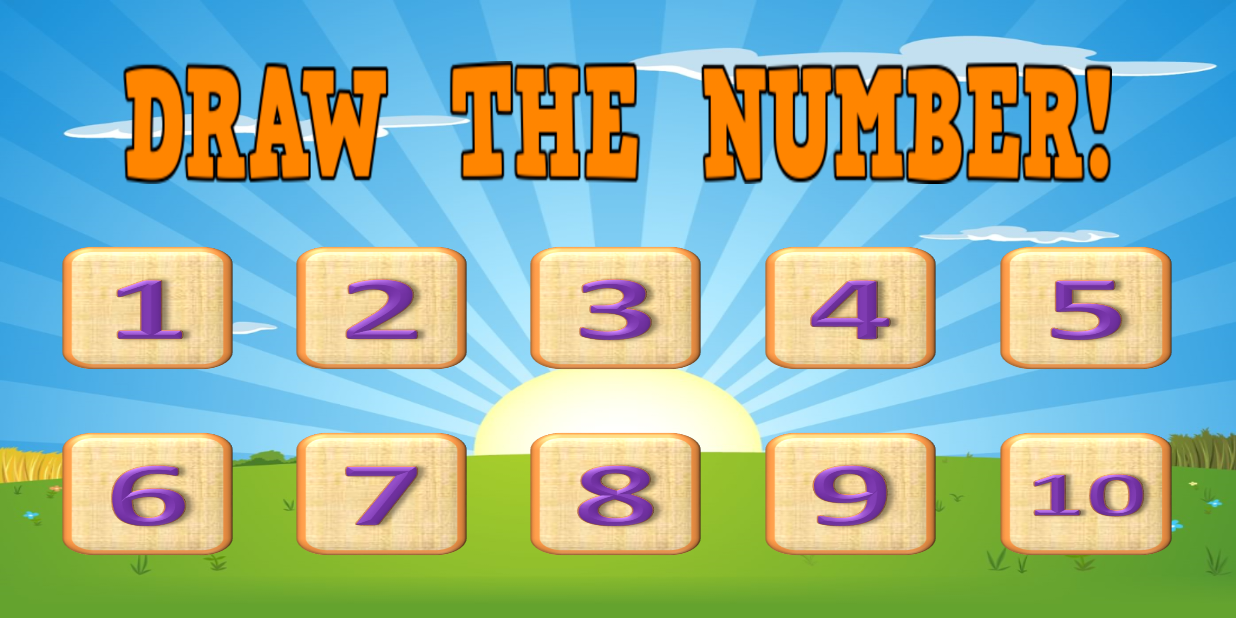
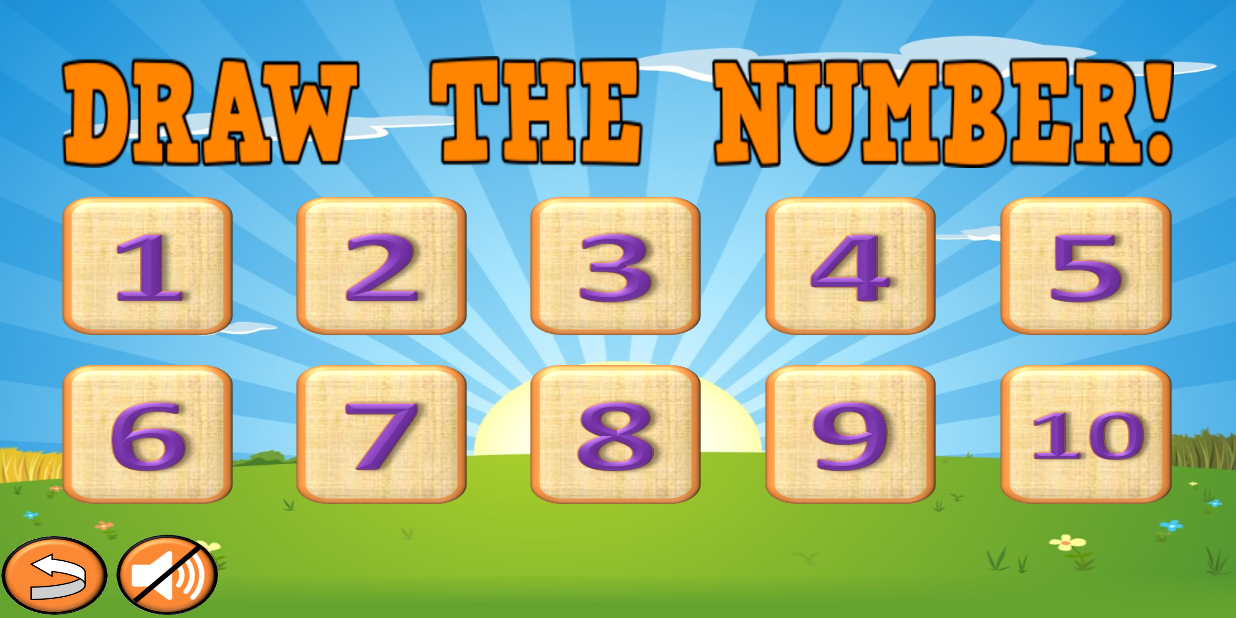
Before and after one commit to TalZahavi/DrawGame, an Android app: the screen it shows after launch (MainActivity), on a phone screen of 824 x 412 dp (held sideways). Run offline under Robolectric (Android 15) with nearby library versions, the phone set to English and light mode, and no system bars; libraries missing offline, so code that uses them is left out: com.googlecode.tesseract; 4 statements that could not run were skipped.

Commit message:
Add music and return buttons from Main

```diff
--- a/app/src/main/java/com/anyonecan/tal/drawgame/MainActivity.java
+++ b/app/src/main/java/com/anyonecan/tal/drawgame/MainActivity.java
@@ -9,7 +9,7 @@ import android.view.View;
 import android.widget.Button;
 
 
-public class MainActivity extends ImmersiveActivity {
+public class MainActivity extends ImmersiveActivity implements View.OnClickListener {
 
     Button card1;
     Button card2;
@@ -21,6 +21,9 @@ public class MainActivity extends ImmersiveActivity {
     Button card8;
     Button card9;
     Button card10;
+
+    Button musicButton;
+    Button goBackButton;
 
     Rect rect;
 
@@ -53,6 +56,12 @@ public class MainActivity extends ImmersiveActivity {
         card10 = (Button) findViewById(R.id.btn_card10);
         card10.setOnTouchListener(listener("10"));
 
+        musicButton = (Button) findViewById(R.id.play);
+        goBackButton = (Button) findViewById(R.id.back);
+
+        musicButton.setOnClickListener(this);
+        goBackButton.setOnClickListener(this);
+
 //        card1.setOnClickListener(this);
 //        card2.setOnClickListener(this);
 //        card3.setOnClickListener(this);
@@ -68,6 +77,29 @@ public class MainActivity extends ImmersiveActivity {
             OcrManager.init(this);
         }
 
+    }
+
+    public void onClick(View view) {
+        if (view.getId() == R.id.back) {
+            OcrManager.baseApi.end();
+            finish();
+        }
+
+        if (view.getId() == R.id.play) {
+            if (!MusicManager.musicStopByMe) {
+                if (!continueMusic) {
+                    MusicManager.pause();
+                    MusicManager.musicStopByMe = true;
+                    musicButton.setBackgroundResource(R.drawable.play);
+                }
+            }
+            else {
+                continueMusic = false;
+                MusicManager.start(this, MusicManager.MUSIC_GAME);
+                MusicManager.musicStopByMe = false;
+                musicButton.setBackgroundResource(R.drawable.pause);
+            }
+        }
     }
 
 //    public void onClick(View view) {
@@ -139,6 +171,13 @@ public class MainActivity extends ImmersiveActivity {
             MusicManager.start(this, MusicManager.MUSIC_GAME);
         }
 
+        if (MusicManager.musicStopByMe) {
+            musicButton.setBackgroundResource(R.drawable.play);
+        }
+        else {
+            musicButton.setBackgroundResource(R.drawable.pause);
+        }
+
     }
 
     public View.OnTouchListener listener(String number) {
--- a/app/src/main/java/com/anyonecan/tal/drawgame/MusicManager.java
+++ b/app/src/main/java/com/anyonecan/tal/drawgame/MusicManager.java
@@ -62,11 +62,11 @@ public class MusicManager {
             }
         } else {
             if (music == MUSIC_MENU) {
-                mp = MediaPlayer.create(context, R.raw.life_of_riley);
+                mp = MediaPlayer.create(context, R.raw.life_of_riley2);
             } else if (music == MUSIC_GAME) {
-                mp = MediaPlayer.create(context, R.raw.life_of_riley);
+                mp = MediaPlayer.create(context, R.raw.life_of_riley2);
             } else if (music == MUSIC_END_GAME) {
-                mp = MediaPlayer.create(context, R.raw.life_of_riley);
+                mp = MediaPlayer.create(context, R.raw.life_of_riley2);
             } else {
                 Log.e(TAG, "unsupported music number - " + music);
                 return;
--- a/app/src/main/res/layout/activity_main.xml
+++ b/app/src/main/res/layout/activity_main.xml
@@ -33,20 +33,20 @@
                 <RelativeLayout
                     android:layout_width="0dp"
                     android:layout_height="match_parent"
-                    android:layout_weight="0.1"
+                    android:layout_weight="0.05"
                     android:clipChildren="false" />
 
                 <RelativeLayout
                     android:layout_width="0dp"
                     android:layout_height="match_parent"
-                    android:layout_weight="0.8"
+                    android:layout_weight="0.9"
                     android:background="@drawable/logo"
                     android:clipChildren="false" />
 
                 <RelativeLayout
                     android:layout_width="0dp"
                     android:layout_height="match_parent"
-                    android:layout_weight="0.1"
+                    android:layout_weight="0.05"
                     android:clipChildren="false" />
 
             </LinearLayout>
@@ -56,13 +56,13 @@
         <RelativeLayout
             android:layout_width="match_parent"
             android:layout_height="0dp"
-            android:layout_weight="0.1"
+            android:layout_weight="0.05"
             android:clipChildren="false" />
 
         <RelativeLayout
             android:layout_width="match_parent"
             android:layout_height="0dp"
-            android:layout_weight="0.2"
+            android:layout_weight="0.25"
             android:clipChildren="false">
 
             <LinearLayout
@@ -183,13 +183,13 @@
         <RelativeLayout
             android:layout_width="match_parent"
             android:layout_height="0dp"
-            android:layout_weight="0.1"
+            android:layout_weight="0.05"
             android:clipChildren="false" />
 
         <RelativeLayout
             android:layout_width="match_parent"
             android:layout_height="0dp"
-            android:layout_weight="0.2"
+            android:layout_weight="0.25"
             android:clipChildren="false">
 
             <LinearLayout
@@ -310,8 +310,61 @@
         <RelativeLayout
             android:layout_width="match_parent"
             android:layout_height="0dp"
-            android:layout_weight="0.1"
+            android:layout_weight="0.05"
             android:clipChildren="false" />
+
+        <RelativeLayout
+            android:layout_width="match_parent"
+            android:layout_height="0dp"
+            android:layout_weight="0.15"
+            android:clipChildren="false">
+
+            <LinearLayout
+                android:layout_width="match_parent"
+                android:layout_height="match_parent"
+                android:clipChildren="false"
+                android:orientation="horizontal">
+
+                <RelativeLayout
+                    android:layout_width="0dp"
+                    android:layout_height="match_parent"
+                    android:layout_weight="0.09"
+                    android:clipChildren="false">
+
+                    <Button
+                        android:layout_width="match_parent"
+                        android:layout_height="match_parent"
+                        android:id="@+id/back"
+                        android:background="@drawable/backback"/>
+
+                    </RelativeLayout>
+
+                <RelativeLayout
+                    android:layout_width="0dp"
+                    android:layout_height="match_parent"
+                    android:layout_weight="0.09"
+                    android:clipChildren="false">
+
+                    <Button
+                        android:layout_width="match_parent"
+                        android:layout_height="match_parent"
+                        android:id="@+id/play"
+                        android:background="@drawable/pause"/>
+
+                </RelativeLayout>
+
+                <RelativeLayout
+                    android:layout_width="0dp"
+                    android:layout_height="match_parent"
+                    android:layout_weight="0.82"
+                    android:clipChildren="false" />
+
+            </LinearLayout>
+
+        </RelativeLayout>
+
+
+
 
     </LinearLayout>
 
```
Also changed, not shown: app/src/main/res/drawable/pause.png, app/src/main/res/drawable/play.png, 1 other file.
